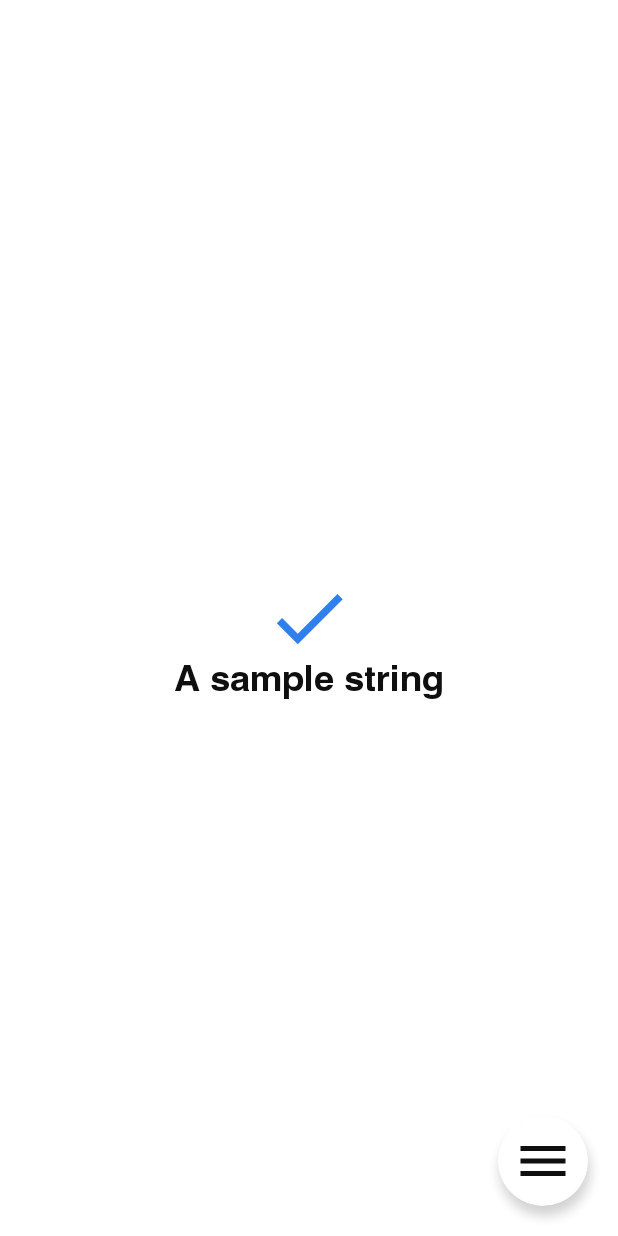
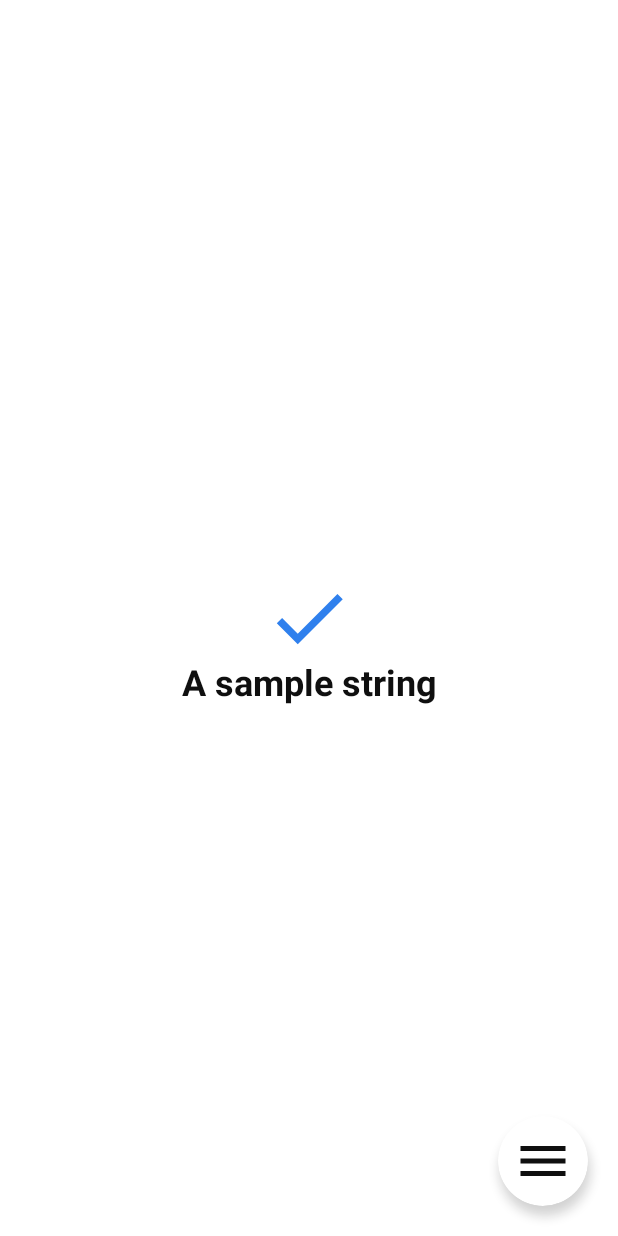
Before and after one commit to louisdutton/andrix, an Android app built with Jetpack Compose: the screen it shows after launch (MainActivity), on a phone screen of 412 x 824 dp. Run offline under Robolectric (Android 15) with nearby library versions, the phone set to English and light mode, and no system bars; our stand-ins replace constraintlayout-compose; 1 statement that could not run was skipped.

Commit message:
remove custom fonts

```diff
--- a/app/src/main/java/sh/ld2/exampleapp/ui/styleguide/AlertText.kt
+++ b/app/src/main/java/sh/ld2/exampleapp/ui/styleguide/AlertText.kt
@@ -8,7 +8,6 @@ import androidx.compose.ui.text.TextStyle
 import androidx.compose.ui.text.font.FontStyle
 import androidx.compose.ui.text.font.FontWeight
 import androidx.compose.ui.unit.sp
-import sh.ld2.example.ui.styleguide.theme.Helvetica
 
 @Composable
 fun AlertText(copy: String, color: Color, modifier: Modifier) {
@@ -20,8 +19,8 @@ fun AlertText(copy: String, color: Color, modifier: Modifier) {
   )
 }
 
-val AlertTextStyle = TextStyle(
-    fontFamily = Helvetica,
+val AlertTextStyle =
+    TextStyle(
         fontWeight = FontWeight.Bold,
         fontStyle = FontStyle.Normal,
         fontSize = 18.sp,
--- a/app/src/main/java/sh/ld2/exampleapp/ui/styleguide/HeaderText.kt
+++ b/app/src/main/java/sh/ld2/exampleapp/ui/styleguide/HeaderText.kt
@@ -8,7 +8,6 @@ import androidx.compose.ui.text.TextStyle
 import androidx.compose.ui.text.font.FontStyle
 import androidx.compose.ui.text.font.FontWeight
 import androidx.compose.ui.unit.sp
-import sh.ld2.example.ui.styleguide.theme.Helvetica
 
 @Composable
 fun HeaderText(copy: String, color: Color, modifier: Modifier) {
@@ -20,8 +19,8 @@ fun HeaderText(copy: String, color: Color, modifier: Modifier) {
   )
 }
 
-val HeaderTextStyle = TextStyle(
-    fontFamily = Helvetica,
+val HeaderTextStyle =
+    TextStyle(
         fontWeight = FontWeight.Bold,
         fontStyle = FontStyle.Normal,
         fontSize = 48.sp,
--- a/app/src/main/java/sh/ld2/exampleapp/ui/styleguide/LabelText.kt
+++ b/app/src/main/java/sh/ld2/exampleapp/ui/styleguide/LabelText.kt
@@ -8,7 +8,6 @@ import androidx.compose.ui.text.TextStyle
 import androidx.compose.ui.text.font.FontStyle
 import androidx.compose.ui.text.font.FontWeight
 import androidx.compose.ui.unit.sp
-import sh.ld2.example.ui.styleguide.theme.Helvetica
 
 @Composable
 fun LabelText(copy: String, color: Color, modifier: Modifier) {
@@ -20,8 +19,8 @@ fun LabelText(copy: String, color: Color, modifier: Modifier) {
   )
 }
 
-val LabelTextStyle = TextStyle(
-    fontFamily = Helvetica,
+val LabelTextStyle =
+    TextStyle(
         fontWeight = FontWeight.Bold,
         fontStyle = FontStyle.Normal,
         fontSize = 24.sp,
--- a/app/src/main/java/sh/ld2/exampleapp/ui/styleguide/ProductDescriptionText.kt
+++ b/app/src/main/java/sh/ld2/exampleapp/ui/styleguide/ProductDescriptionText.kt
@@ -8,7 +8,6 @@ import androidx.compose.ui.text.TextStyle
 import androidx.compose.ui.text.font.FontStyle
 import androidx.compose.ui.text.font.FontWeight
 import androidx.compose.ui.unit.sp
-import sh.ld2.example.ui.styleguide.theme.Helvetica
 
 @Composable
 fun ProductDescriptionText(copy: String, color: Color, modifier: Modifier) {
@@ -20,8 +19,8 @@ fun ProductDescriptionText(copy: String, color: Color, modifier: Modifier) {
   )
 }
 
-val ProductDescriptionTextStyle = TextStyle(
-    fontFamily = Helvetica,
+val ProductDescriptionTextStyle =
+    TextStyle(
         fontWeight = FontWeight.Normal,
         fontStyle = FontStyle.Normal,
         fontSize = 18.sp,
--- a/app/src/main/java/sh/ld2/exampleapp/ui/styleguide/ProductDetailText.kt
+++ b/app/src/main/java/sh/ld2/exampleapp/ui/styleguide/ProductDetailText.kt
@@ -8,7 +8,6 @@ import androidx.compose.ui.text.TextStyle
 import androidx.compose.ui.text.font.FontStyle
 import androidx.compose.ui.text.font.FontWeight
 import androidx.compose.ui.unit.sp
-import sh.ld2.example.ui.styleguide.theme.Helvetica
 
 @Composable
 fun ProductDetailText(copy: String, color: Color, modifier: Modifier) {
@@ -20,8 +19,8 @@ fun ProductDetailText(copy: String, color: Color, modifier: Modifier) {
   )
 }
 
-val ProductDetailTextStyle = TextStyle(
-    fontFamily = Helvetica,
+val ProductDetailTextStyle =
+    TextStyle(
         fontWeight = FontWeight.Bold,
         fontStyle = FontStyle.Normal,
         fontSize = 18.sp,
--- a/app/src/main/java/sh/ld2/exampleapp/ui/styleguide/ProductTitleText.kt
+++ b/app/src/main/java/sh/ld2/exampleapp/ui/styleguide/ProductTitleText.kt
@@ -8,7 +8,6 @@ import androidx.compose.ui.text.TextStyle
 import androidx.compose.ui.text.font.FontStyle
 import androidx.compose.ui.text.font.FontWeight
 import androidx.compose.ui.unit.sp
-import sh.ld2.example.ui.styleguide.theme.Helvetica
 
 @Composable
 fun ProductTitleText(copy: String, color: Color, modifier: Modifier) {
@@ -20,8 +19,8 @@ fun ProductTitleText(copy: String, color: Color, modifier: Modifier) {
   )
 }
 
-val ProductTitleTextStyle = TextStyle(
-    fontFamily = Helvetica,
+val ProductTitleTextStyle =
+    TextStyle(
         fontWeight = FontWeight.Bold,
         fontStyle = FontStyle.Normal,
         fontSize = 24.sp,
--- a/app/src/main/java/sh/ld2/exampleapp/ui/styleguide/SectionTitleText.kt
+++ b/app/src/main/java/sh/ld2/exampleapp/ui/styleguide/SectionTitleText.kt
@@ -8,7 +8,6 @@ import androidx.compose.ui.text.TextStyle
 import androidx.compose.ui.text.font.FontStyle
 import androidx.compose.ui.text.font.FontWeight
 import androidx.compose.ui.unit.sp
-import sh.ld2.example.ui.styleguide.theme.Helvetica
 
 @Composable
 fun SectionTitleText(copy: String, color: Color, modifier: Modifier) {
@@ -20,8 +19,8 @@ fun SectionTitleText(copy: String, color: Color, modifier: Modifier) {
   )
 }
 
-val SectionTitleTextStyle = TextStyle(
-    fontFamily = Helvetica,
+val SectionTitleTextStyle =
+    TextStyle(
         fontWeight = FontWeight.Bold,
         fontStyle = FontStyle.Normal,
         fontSize = 36.sp,
--- a/app/src/main/java/sh/ld2/exampleapp/ui/styleguide/TransactionLabelSmallText.kt
+++ b/app/src/main/java/sh/ld2/exampleapp/ui/styleguide/TransactionLabelSmallText.kt
@@ -8,7 +8,6 @@ import androidx.compose.ui.text.TextStyle
 import androidx.compose.ui.text.font.FontStyle
 import androidx.compose.ui.text.font.FontWeight
 import androidx.compose.ui.unit.sp
-import sh.ld2.example.ui.styleguide.theme.Helvetica
 
 @Composable
 fun TransactionLabelSmallText(copy: String, color: Color, modifier: Modifier) {
@@ -20,8 +19,8 @@ fun TransactionLabelSmallText(copy: String, color: Color, modifier: Modifier) {
   )
 }
 
-val TransactionLabelSmallTextStyle = TextStyle(
-    fontFamily = Helvetica,
+val TransactionLabelSmallTextStyle =
+    TextStyle(
         fontWeight = FontWeight.Bold,
         fontStyle = FontStyle.Normal,
         fontSize = 18.sp,
--- a/app/src/main/java/sh/ld2/exampleapp/ui/styleguide/theme/Type.kt
+++ b/app/src/main/java/sh/ld2/exampleapp/ui/styleguide/theme/Type.kt
@@ -2,22 +2,14 @@ package sh.ld2.example.ui.styleguide.theme
 
 import androidx.compose.material3.Typography
 import androidx.compose.ui.text.TextStyle
-import androidx.compose.ui.text.font.Font
 import androidx.compose.ui.text.font.FontFamily
-import androidx.compose.ui.text.font.FontStyle
 import androidx.compose.ui.text.font.FontWeight
 import androidx.compose.ui.unit.sp
-import sh.ld2.example.R
 
-// CREATE THE FONT FAMILY
-val Helvetica = FontFamily(
-    Font(R.font.helvetica_bold, FontWeight.Bold, FontStyle.Normal),
-    Font(R.font.helvetica, FontWeight.Normal, FontStyle.Normal),
-)
-
-// Set of Material typography styles to start with
-val Typography = Typography(
-    bodyLarge = TextStyle(
+val Typography =
+    Typography(
+        bodyLarge =
+            TextStyle(
                 fontFamily = FontFamily.Default,
                 fontWeight = FontWeight.Normal,
                 fontSize = 16.sp,
```
Also changed, not shown: app/src/main/res/font/fonts.xml (deleted, +0 -11 lines), app/src/main/res/font/helvetica.ttf (deleted), app/src/main/res/font/helvetica_bold.ttf (deleted), 1 other file. Lines whose indentation alone changed are shown as unchanged.
